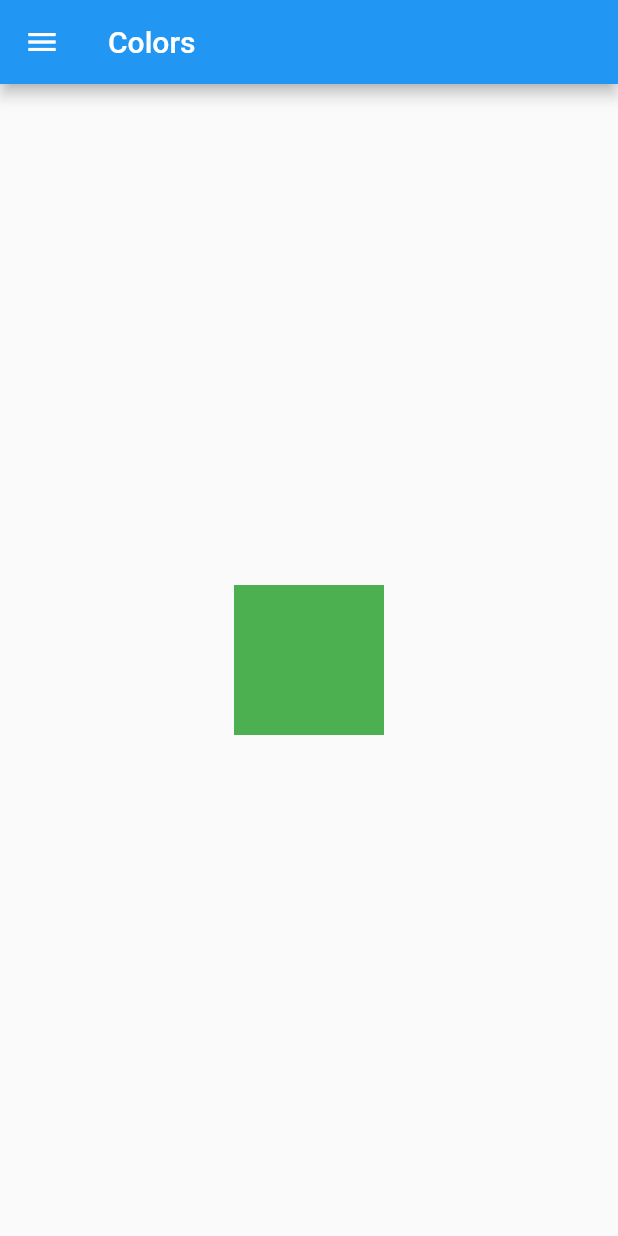
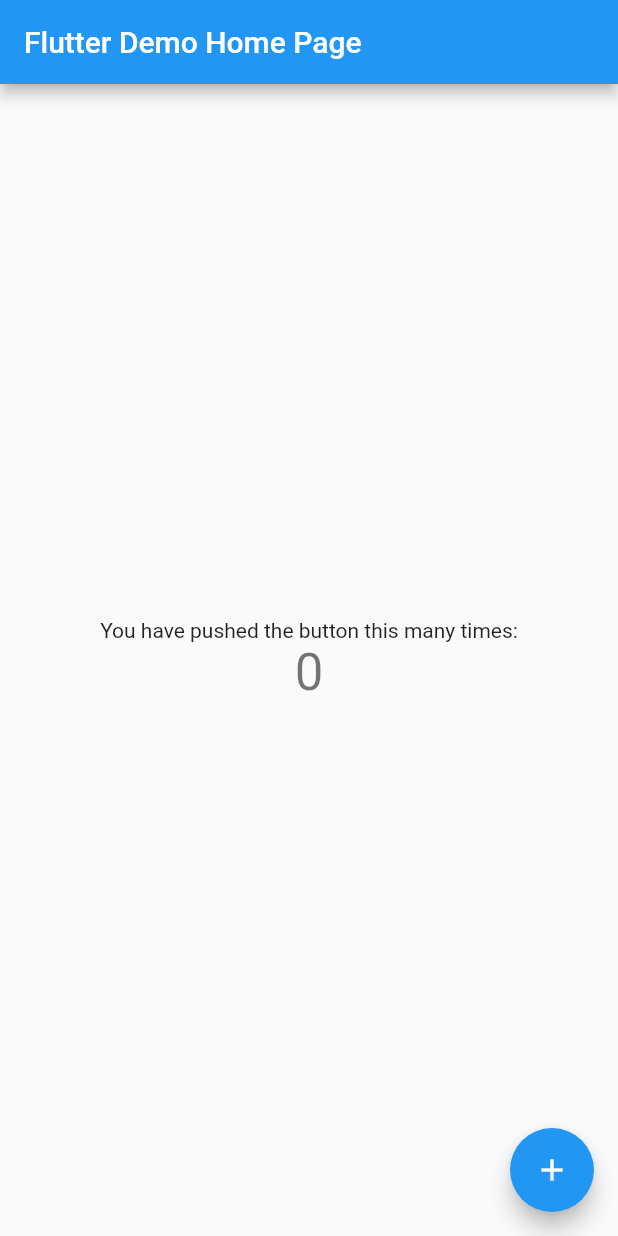
Before and after one commit to HTibs/flutter_practise, a Flutter app: the screen it shows after launch, on a phone screen of 412 x 824 dp. Run offline on Flutter 3.47's test engine with Material 2 defaults, Android fonts, the phone set to English and light mode, and no system bars; our stand-ins replace firebase_messaging; accounts and stored records are empty.

Commit message:
pushNotifications

```diff
--- /dev/null
+++ b/lib/provider_example/MainForProvider.dart
@@ -0,0 +1,66 @@
+// this is the main file for provider paccakge
+
+import 'package:flutter/material.dart';
+
+import 'package:provider/provider.dart';
+
+import 'colorChange.dart';
+import 'optionsPage.dart';
+
+class MainForProvider extends StatelessWidget {
+  // This widget is the root of your application.
+  @override
+  Widget build(BuildContext context) {
+    return MultiProvider(
+      providers: [
+        ChangeNotifierProvider(
+          create: (_) => colorChange(),
+        )
+      ],
+      child: MaterialApp(
+        title: 'Flutter Demo',
+        theme: ThemeData(
+          primarySwatch: Colors.blue,
+          visualDensity: VisualDensity.adaptivePlatformDensity,
+        ),
+        home: MyHomePage(title: 'Flutter Demo Home Page'),
+      ),
+    );
+  }
+}
+
+class MyHomePage extends StatefulWidget {
+  MyHomePage({Key key, this.title}) : super(key: key);
+
+  final String title;
+
+  @override
+  _MyHomePageState createState() => _MyHomePageState();
+}
+
+class _MyHomePageState extends State<MyHomePage> {
+  @override
+  Widget build(BuildContext context) {
+    var colorSquare = Provider.of<colorChange>(context);
+    return Scaffold(
+        appBar: AppBar(
+          // Here we take the value from the MyHomePage object that was created by
+          // the App.build method, and use it to set our appbar title.
+          title: Text("Colors"),
+          leading: IconButton(
+            icon: Icon(Icons.menu),
+            onPressed: () {
+              Navigator.push(context,
+                  MaterialPageRoute(builder: (context) => optionsPage()));
+            },
+          ),
+        ),
+        body: Center(
+          child: Container(
+            height: 100.0,
+            width: 100.0,
+            color: colorSquare.squareColor,
+          ),
+        ));
+  }
+}
--- /dev/null
+++ b/lib/pushNotificationsAutomated/mainForPushNotifications.dart
@@ -0,0 +1,78 @@
+import 'package:flutter/material.dart';
+
+//added dependencies
+import 'package:firebase_messaging/firebase_messaging.dart';
+
+class MainForPushNotifications extends StatelessWidget {
+  // This widget is the root of your application.
+  @override
+  Widget build(BuildContext context) {
+    return MaterialApp(
+      title: 'Flutter Demo',
+      theme: ThemeData(
+        primarySwatch: Colors.blue,
+        visualDensity: VisualDensity.adaptivePlatformDensity,
+      ),
+      home: MyHomePage(title: 'Flutter Demo Home Page'),
+    );
+  }
+}
+
+class MyHomePage extends StatefulWidget {
+  MyHomePage({Key key, this.title}) : super(key: key);
+
+  final String title;
+
+  @override
+  _MyHomePageState createState() => _MyHomePageState();
+}
+
+class _MyHomePageState extends State<MyHomePage> {
+  int _counter = 0;
+  final FirebaseMessaging _messaging = FirebaseMessaging();
+  @override
+  void initState() {
+    // TODO: implement initState
+    super.initState();
+    _messaging.getToken().then((value) => print(
+        "MainForPushNotifications()''': the token for this device is $value"));
+  }
+
+  void _incrementCounter() {
+    setState(() {
+      _counter++;
+    });
+  }
+
+  @override
+  Widget build(BuildContext context) {
+    return Scaffold(
+      appBar: AppBar(
+        // Here we take the value from the MyHomePage object that was created by
+        // the App.build method, and use it to set our appbar title.
+        title: Text(widget.title),
+      ),
+      body: Center(
+        // Center is a layout widget. It takes a single child and positions it
+        // in the middle of the parent.
+        child: Column(
+          mainAxisAlignment: MainAxisAlignment.center,
+          children: <Widget>[
+            Text(
+              'You have pushed the button this many times:',
+            ),
+            Text(
+              '$_counter',
+              style: Theme.of(context).textTheme.headline4,
+            ),
+          ],
+        ),
+      ),
+      floatingActionButton: FloatingActionButton(
+        onPressed: _incrementCounter,
+        tooltip: 'Increment',
+        child: Icon(Icons.add),
+      ), // This trailing comma makes auto-formatting nicer for build methods.
+    );
+  }
+}
--- a/pubspec.yaml
+++ b/pubspec.yaml
@@ -23,7 +23,7 @@ environment:
 dependencies:
   flutter:
     sdk: flutter
-
+  firebase_messaging:
 
   # The following adds the Cupertino Icons font to your application.
   # Use with the CupertinoIcons class for iOS style icons.
```
Also changed, not shown: lib/main.dart (+83 -28 lines), pubspec.lock, 2 other files.
